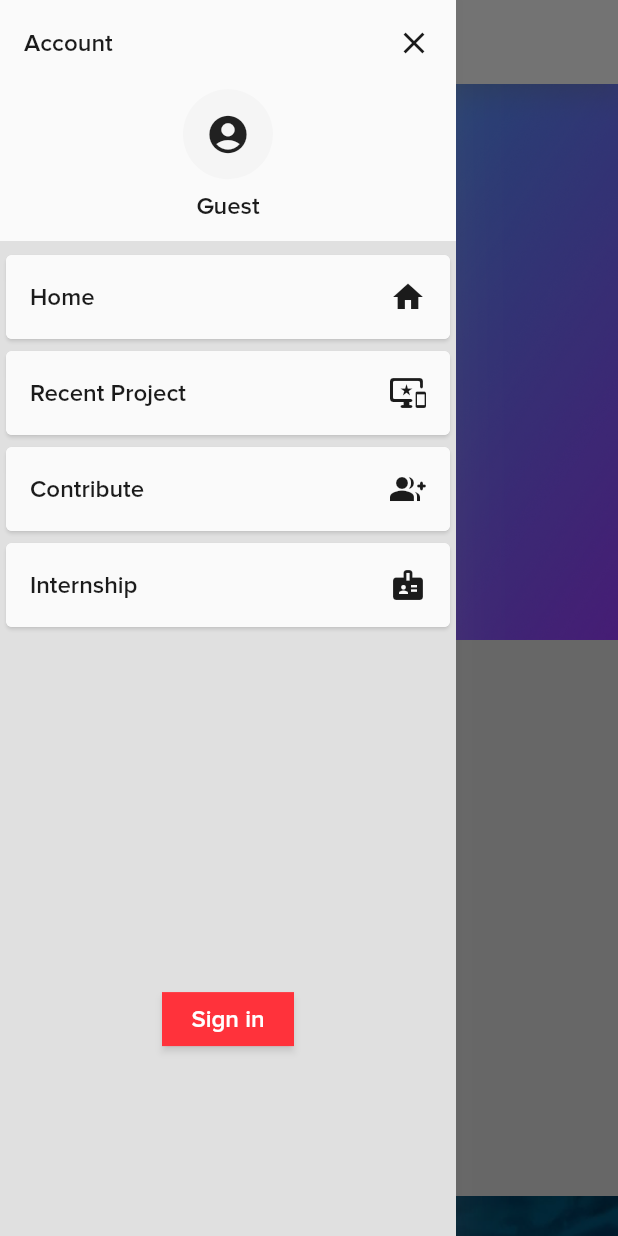
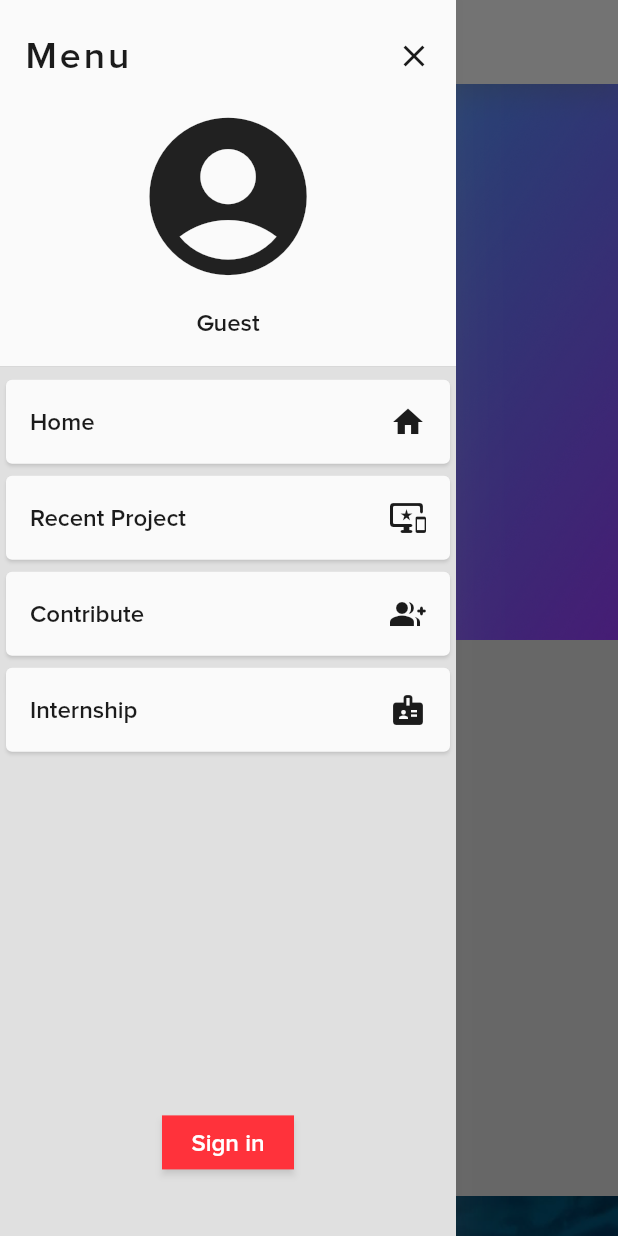
Before and after one commit to LIKMI/web_bit, a Flutter app: the screen it shows after launch, with the side drawer open, on a phone screen of 412 x 824 dp. Run offline on Flutter 3.47's test engine with Material 2 defaults, Android fonts, the phone set to English and light mode, and no system bars; our stand-ins replace firebase_auth, firebase_core, flutter_riverpod, google_sign_in, shared_preferences; accounts and stored records are empty.

Commit message:
add profile image on drawer

```diff
--- a/lib/screens/main_screen.dart
+++ b/lib/screens/main_screen.dart
@@ -68,6 +68,7 @@ class _MainScreenState extends State<MainScreen> {
                   Theme.of(context).bottomAppBarColor.withOpacity(_opacity),
               elevation: 6,
               shadowColor: Theme.of(context).shadowColor,
+              automaticallyImplyLeading: false,
               leading: FittedBox(
                 fit: BoxFit.scaleDown,
                 child: IconButton(
@@ -75,7 +76,7 @@ class _MainScreenState extends State<MainScreen> {
                   onPressed: () => _openDrawer(),
                 ),
               ),
-              titleSpacing: 5,
+              titleSpacing: 0,
               title: FittedBox(
                 fit: BoxFit.scaleDown,
                 child: Row(
@@ -131,15 +132,23 @@ class _MainScreenState extends State<MainScreen> {
           color: Theme.of(context).backgroundColor,
           child: Column(
             children: [
-              Flexible(
+              Expanded(
                 flex: 3,
                 child: DrawerHeaderMain(),
               ),
-              Flexible(
+              Expanded(
                 flex: 6,
                 child: DrawerMain(),
               ),
-              Flexible(flex: 1, child: DrawerFooter())
+              SizedBox(height: 5),
+              Flexible(
+                flex: 1,
+                child: FittedBox(
+                  fit: BoxFit.scaleDown,
+                  child: DrawerFooter(),
+                ),
+              ),
+              SizedBox(height: 5),
             ],
           ),
         ),
@@ -183,7 +192,9 @@ class DrawerHeaderMain extends StatelessWidget {
                   flex: 2,
                   child: Align(
                     alignment: Alignment.centerLeft,
-                    child: Text('Account', style: textTheme.headline2),
+                    child: FittedBox(
+                        fit: BoxFit.scaleDown,
+                        child: Text('Menu', style: textTheme.headline1)),
                   ),
                 ),
                 Flexible(
@@ -191,9 +202,12 @@ class DrawerHeaderMain extends StatelessWidget {
                   child: Align(
                     alignment: Alignment.centerRight,
                     child: GestureDetector(
+                      child: FittedBox(
+                        fit: BoxFit.scaleDown,
                         child: Icon(
                           Icons.close,
                           color: textTheme.headline2!.color,
+                        ),
                       ),
                       onTap: () => Navigator.of(context).pop(),
                     ),
@@ -205,24 +219,38 @@ class DrawerHeaderMain extends StatelessWidget {
           SizedBox(height: 10),
           Expanded(
             flex: 3,
-            child: CircleAvatar(
-              radius: 30,
-              backgroundImage: userEmail != null && imageUrl != null
-                  ? NetworkImage(imageUrl!)
-                  : null,
-              child: imageUrl == null
-                  ? Icon(
-                      Icons.account_circle,
-                      size: 30,
+            child: ClipOval(
+              child: userEmail != null && imageUrl != null
+                  ? Image.network(
+                      imageUrl!,
+                      fit: BoxFit.fitWidth,
+                      loadingBuilder: (context, child, event) {
+                        if (event == null) return child;
+                        return FittedBox(
+                            fit: BoxFit.fitWidth,
+                            child: CircularProgressIndicator());
+                      },
+                      errorBuilder: (context, _, __) {
+                        return FittedBox(
+                          fit: BoxFit.fitWidth,
+                          child: new Icon(Icons.error),
+                        );
+                      },
                     )
-                  : SizedBox.shrink(),
+                  : FittedBox(
+                      fit: BoxFit.fitWidth,
+                      child: new Icon(Icons.account_circle),
+                    ),
             ),
           ),
           Expanded(
             flex: 1,
+            child: FittedBox(
+              fit: BoxFit.scaleDown,
               child: Text(
                 userEmail == null ? 'Guest' : (name ?? userEmail)!,
                 style: textTheme.headline2,
+              ),
             ),
           )
         ],
@@ -265,11 +293,11 @@ class _DrawerMainState extends State<DrawerMain> {
             },
             child: Card(
               clipBehavior: Clip.antiAlias,
-              color: Theme.of(context).bottomAppBarColor,
-              child: ListTile(
-                tileColor: _indexNow == index
+              color: _indexNow == index
                   ? textTheme.headline2!.decorationColor
                   : Theme.of(context).bottomAppBarColor,
+              child: ListTile(
+                tileColor: Colors.transparent,
                 enableFeedback: true,
                 title: Text(menuModel[index].title,
                     style: TextStyle(
--- a/lib/widgets/header_menu_contents.dart
+++ b/lib/widgets/header_menu_contents.dart
@@ -39,7 +39,7 @@ class _HeaderMenuContentsState extends State<HeaderMenuContents> {
           crossAxisAlignment: CrossAxisAlignment.center,
           children: [
             Expanded(
-              flex: 2,
+              flex: 3,
               child: Row(
                 children: [
                   Flexible(
@@ -62,7 +62,7 @@ class _HeaderMenuContentsState extends State<HeaderMenuContents> {
             ),
             SizedBox(width: 10),
             Expanded(
-              flex: 6,
+              flex: 5,
               child: ListView.separated(
                 scrollDirection: Axis.horizontal,
                 itemCount: menuModel.length,
```
Lines whose indentation alone changed are shown as unchanged.
